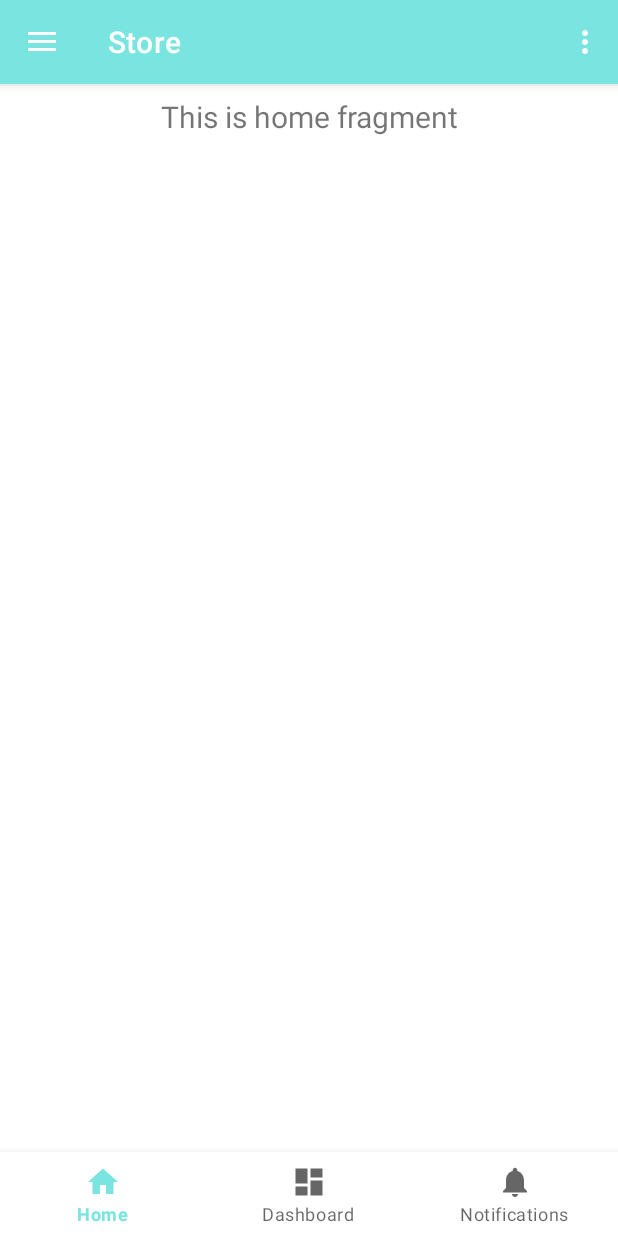
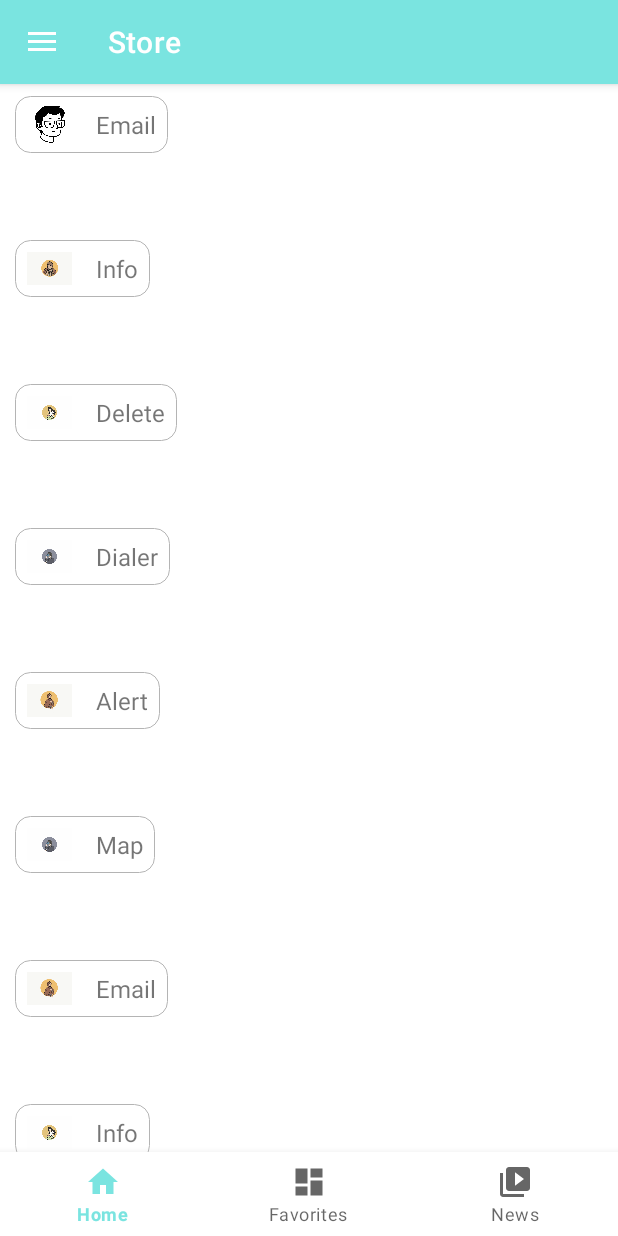
Before and after one commit to Dat0318/ANDROID_Book_shelf, an Android app: the screen it shows after launch (MainActivity), on a phone screen of 412 x 824 dp. Run offline under Robolectric (Android 15) with nearby library versions, the phone set to English and light mode, and no system bars; our stand-ins replace navigation-ui; 3 statements that could not run were skipped.

Commit message:
update structure of app

```diff
--- a/app/src/main/java/com/example/bookshelf/Home.java
+++ b/app/src/main/java/com/example/bookshelf/Home.java
@@ -20,7 +20,7 @@ public class Home extends AppCompatActivity {
         // Passing each menu ID as a set of Ids because each
         // menu should be considered as top level destinations.
         AppBarConfiguration appBarConfiguration = new AppBarConfiguration.Builder(
-                R.id.navigation_home, R.id.navigation_dashboard, R.id.navigation_notifications)
+                R.id.navigation_home, R.id.navigation_dashboard, R.id.navigation_news)
                 .build();
         NavController navController = Navigation.findNavController(this, R.id.nav_host_fragment);
         NavigationUI.setupActionBarWithNavController(this, navController, appBarConfiguration);
--- /dev/null
+++ b/app/src/main/java/com/example/bookshelf/ItemSuggest.java
@@ -0,0 +1,30 @@
+package com.example.bookshelf;
+
+public class ItemSuggest {
+    private String description;
+    private int imgId;
+
+    public ItemSuggest() {
+    }
+
+    public ItemSuggest(String description, int imgId) {
+        this.description = description;
+        this.imgId = imgId;
+    }
+
+    public String getDescription() {
+        return description;
+    }
+
+    public void setDescription(String description) {
+        this.description = description;
+    }
+
+    public int getImgId() {
+        return imgId;
+    }
+
+    public void setImgId(int imgId) {
+        this.imgId = imgId;
+    }
+}
--- /dev/null
+++ b/app/src/main/java/com/example/bookshelf/ItemSuggestAdapter.java
@@ -0,0 +1,62 @@
+package com.example.bookshelf;
+
+import android.view.LayoutInflater;
+import android.view.View;
+import android.view.ViewGroup;
+import android.widget.ImageView;
+import android.widget.RelativeLayout;
+import android.widget.TextView;
+import android.widget.Toast;
+
+import androidx.annotation.NonNull;
+import androidx.recyclerview.widget.RecyclerView;
+
+public class ItemSuggestAdapter extends RecyclerView.Adapter<ItemSuggestAdapter.ViewHolder> {
+    private ItemSuggest[] listdata;
+
+    // RecyclerView recyclerView;
+    public ItemSuggestAdapter(ItemSuggest[] listdata) {
+        this.listdata = listdata;
+    }
+
+    @NonNull
+    @Override
+    public ViewHolder onCreateViewHolder(@NonNull ViewGroup parent, int viewType) {
+        LayoutInflater layoutInflater = LayoutInflater.from(parent.getContext());
+        View listItem = layoutInflater.inflate(R.layout.item_suggest, parent, false);
+        ViewHolder viewHolder = new ViewHolder(listItem);
+        return viewHolder;
+    }
+
+    @Override
+    public void onBindViewHolder(ViewHolder holder, int position) {
+        final ItemSuggest myListData = listdata[position];
+        holder.textView.setText(listdata[position].getDescription());
+        holder.imageView.setImageResource(listdata[position].getImgId());
+        holder.relativeLayout.setOnClickListener(new View.OnClickListener() {
+            @Override
+            public void onClick(View view) {
+                Toast.makeText(view.getContext(), "click on item: " + myListData.getDescription(), Toast.LENGTH_LONG).show();
+            }
+        });
+    }
+
+
+    @Override
+    public int getItemCount() {
+        return listdata.length;
+    }
+
+    public static class ViewHolder extends RecyclerView.ViewHolder {
+        public ImageView imageView;
+        public TextView textView;
+        public RelativeLayout relativeLayout;
+
+        public ViewHolder(View itemView) {
+            super(itemView);
+            this.imageView = (ImageView) itemView.findViewById(R.id.imageView);
+            this.textView = (TextView) itemView.findViewById(R.id.textView);
+            relativeLayout = (RelativeLayout) itemView.findViewById(R.id.relativeLayout);
+        }
+    }
+}
--- a/app/src/main/java/com/example/bookshelf/MainActivity.java
+++ b/app/src/main/java/com/example/bookshelf/MainActivity.java
@@ -39,7 +39,7 @@ public class MainActivity extends AppCompatActivity {
         // Passing each menu ID as a set of Ids because each
         // menu should be considered as top level destinations.
         mAppBarConfiguration = new AppBarConfiguration.Builder(
-                R.id.nav_home, R.id.nav_gallery, R.id.nav_slideshow)
+                R.id.nav_home, R.id.nav_gallery, R.id.nav_notification, R.id.nav_setting, R.id.nav_info)
                 .setDrawerLayout(drawer)
                 .build();
         NavController navController = Navigation.findNavController(this, R.id.nav_host_fragment);
--- a/app/src/main/java/com/example/bookshelf/ui/home/HomeFragment.java
+++ b/app/src/main/java/com/example/bookshelf/ui/home/HomeFragment.java
@@ -1,26 +1,32 @@
 package com.example.bookshelf.ui.home;
 
-import android.nfc.Tag;
 import android.os.Bundle;
 import android.util.Log;
 import android.view.LayoutInflater;
+import android.view.MenuItem;
 import android.view.View;
 import android.view.ViewGroup;
-import android.widget.TextView;
 
 import androidx.annotation.NonNull;
-import androidx.annotation.Nullable;
 import androidx.fragment.app.Fragment;
-import androidx.lifecycle.Observer;
 import androidx.lifecycle.ViewModelProvider;
-import androidx.navigation.NavController;
-import androidx.navigation.Navigation;
-import androidx.navigation.ui.AppBarConfiguration;
-import androidx.navigation.ui.NavigationUI;
+import androidx.recyclerview.widget.LinearLayoutManager;
+import androidx.recyclerview.widget.ListAdapter;
+import androidx.recyclerview.widget.RecyclerView;
 
-import com.example.bookshelf.MainActivity;
+import com.example.bookshelf.ItemSuggest;
+import com.example.bookshelf.ItemSuggestAdapter;
 import com.example.bookshelf.R;
 import com.google.android.material.bottomnavigation.BottomNavigationView;
+
+import org.json.JSONArray;
+import org.json.JSONException;
+import org.json.JSONObject;
+
+import java.io.IOException;
+import java.io.InputStream;
+import java.util.Arrays;
+import java.util.Iterator;
 
 public class HomeFragment extends Fragment {
 
@@ -32,24 +38,124 @@ public class HomeFragment extends Fragment {
         homeViewModel =
                 new ViewModelProvider(this).get(HomeViewModel.class);
         View root = inflater.inflate(R.layout.fragment_home, container, false);
-        final TextView textView = root.findViewById(R.id.text_home);
-        homeViewModel.getText().observe(getViewLifecycleOwner(), new Observer<String>() {
+//        final TextView textView = root.findViewById(R.id.text_home);
+//        homeViewModel.getText().observe(getViewLifecycleOwner(), new Observer<String>() {
+//            @Override
+//            public void onChanged(@Nullable String s) {
+//                textView.setText(s);
+//            }
+//        });
+
+        setupTabHome(root);
+
+        BottomNavigationView bottomNavigationView = root.findViewById(R.id.nav_bottom);
+        bottomNavigationView.setOnNavigationItemSelectedListener(new BottomNavigationView.OnNavigationItemSelectedListener() {
             @Override
-            public void onChanged(@Nullable String s) {
-                textView.setText(s);
+            public boolean onNavigationItemSelected(@NonNull MenuItem item) {
+                switch (item.getItemId()) {
+                    case R.id.navigation_home:
+                        Log.e(TAG, "Click home tag");
+                        break;
+                    case R.id.navigation_dashboard:
+                        Log.e(TAG, "Click dashboard tag");
+                        break;
+                    case R.id.navigation_news:
+                        Log.e(TAG, "Click notifications tag");
+                        break;
+                }
+
+                return true;
             }
         });
-
-      BottomNavigationView navView = root.findViewById(R.id.nav_view);
-        // Passing each menu ID as a set of Ids because each
-        // menu should be considered as top level destinations.
-        AppBarConfiguration appBarConfiguration = new AppBarConfiguration.Builder(
-                R.id.navigation_home, R.id.navigation_dashboard, R.id.navigation_notifications)
-                .build();
-//        NavController navController = Navigation.findNavController(container.this, R.id.nav_host_fragment);
-//        NavigationUI.setupActionBarWithNavController(this, navController, appBarConfiguration);
-//        NavigationUI.setupWithNavController(navView, navController);
-
         return root;
     }
+
+    private void setupTabHome(View root) {
+        ItemSuggest[] listSuggest = new ItemSuggest[]{};
+        String home = readJsonFile(root, "home.json");
+        try {
+            JSONObject data = new JSONObject(home);
+            JSONArray suggestList = data.getJSONArray("data");
+
+            for (int i = 0 ; i < suggestList.length(); i++) {
+                JSONObject obj = suggestList.getJSONObject(i);
+                ItemSuggest  itemSuggest = new ItemSuggest();
+                itemSuggest.setDescription(obj.getString("title"));
+                System.out.println(obj.getString("avatar"));
+                itemSuggest.setImgId(123);
+                listSuggest = addItem(listSuggest, itemSuggest);
+                System.out.println("=====================");
+                System.out.println(listSuggest);
+
+                JSONArray suggestItem = obj.getJSONArray("list");
+                for (int j = 0 ; j < suggestItem.length(); j++) {
+                    JSONObject suggestObj = suggestItem.getJSONObject(j);
+
+//                    System.out.println(suggestObj);
+//                    System.out.println(suggestObj.getClass().getSimpleName());
+
+                    String A = suggestObj.getString("name");
+                    String B = suggestObj.getString("src");
+//                    System.out.println(A);
+//                    System.out.println(B);
+                }
+            }
+            printInfo(root);
+        } catch (JSONException e) {
+            e.printStackTrace();
+        }
+    }
+
+    private ItemSuggest[] addItem(ItemSuggest[] listSuggest, ItemSuggest itemSuggest) {
+        final int N = listSuggest.length;
+        listSuggest = Arrays.copyOf(listSuggest, N + 1);
+        listSuggest[N] = itemSuggest;
+        return listSuggest;
+    }
+
+    private void printInfo(View root) {
+        ItemSuggest[] myListData = new ItemSuggest[]{
+                new ItemSuggest("Email", R.drawable.avatar0),
+                new ItemSuggest("Info", R.drawable.avatar1),
+                new ItemSuggest("Delete", R.drawable.avatar2),
+                new ItemSuggest("Dialer", R.drawable.avatar3),
+                new ItemSuggest("Alert", R.drawable.avatar4),
+                new ItemSuggest("Map", R.drawable.avatar3),
+                new ItemSuggest("Email", R.drawable.avatar4),
+                new ItemSuggest("Info", R.drawable.avatar2),
+                new ItemSuggest("Delete", R.drawable.avatar1),
+                new ItemSuggest("Dialer", R.drawable.avatar0),
+                new ItemSuggest("Alert", R.drawable.avatar3),
+        };
+//         horizontal scroll cycle view
+//        LinearLayoutManager layoutManager
+//                = new LinearLayoutManager(root.getContext(), LinearLayoutManager.HORIZONTAL, false);
+//        recyclerView.setLayoutManager(layoutManager);
+
+        RecyclerView recyclerView = (RecyclerView) root.findViewById(R.id.recViewSuggest);
+        ItemSuggestAdapter adapter = new ItemSuggestAdapter(myListData);
+        recyclerView.setHasFixedSize(true);
+        recyclerView.setLayoutManager(new LinearLayoutManager(root.getContext()));
+        recyclerView.setAdapter(adapter);
+    }
+
+    private String readJsonFile(View root, String file_name) {
+        // read file json to create demo data
+        String jsonString;
+        try {
+            InputStream is = root.getContext().getAssets().open(file_name);
+
+            int size = is.available();
+            byte[] buffer = new byte[size];
+            is.read(buffer);
+            is.close();
+
+            jsonString = new String(buffer, "UTF-8");
+        } catch (IOException e) {
+            e.printStackTrace();
+            return null;
+        }
+
+        return jsonString;
+    }
 }
--- a/app/src/main/res/drawable/border16.xml
+++ b/app/src/main/res/drawable/border16.xml
@@ -7,7 +7,7 @@
         android:endColor="#ffffff"
         android:startColor="#ffffff" />
 
-    <corners android:radius="16dp" />
+    <corners android:radius="10dp" />
 
     <stroke
         android:width="0.7dp"
--- /dev/null
+++ b/app/src/main/res/drawable/ic_baseline_info_24.xml
@@ -0,0 +1,5 @@
+<vector android:height="24dp" android:tint="#383838"
+    android:viewportHeight="24" android:viewportWidth="24"
+    android:width="24dp" xmlns:android="http://schemas.android.com/apk/res/android">
+    <path android:fillColor="@android:color/white" android:pathData="M12,2C6.48,2 2,6.48 2,12s4.48,10 10,10 10,-4.48 10,-10S17.52,2 12,2zM13,17h-2v-6h2v6zM13,9h-2L11,7h2v2z"/>
+</vector>
--- /dev/null
+++ b/app/src/main/res/drawable/ic_baseline_settings_24.xml
@@ -0,0 +1,5 @@
+<vector android:height="24dp" android:tint="#383838"
+    android:viewportHeight="24" android:viewportWidth="24"
+    android:width="24dp" xmlns:android="http://schemas.android.com/apk/res/android">
+    <path android:fillColor="@android:color/white" android:pathData="M19.14,12.94c0.04,-0.3 0.06,-0.61 0.06,-0.94c0,-0.32 -0.02,-0.64 -0.07,-0.94l2.03,-1.58c0.18,-0.14 0.23,-0.41 0.12,-0.61l-1.92,-3.32c-0.12,-0.22 -0.37,-0.29 -0.59,-0.22l-2.39,0.96c-0.5,-0.38 -1.03,-0.7 -1.62,-0.94L14.4,2.81c-0.04,-0.24 -0.24,-0.41 -0.48,-0.41h-3.84c-0.24,0 -0.43,0.17 -0.47,0.41L9.25,5.35C8.66,5.59 8.12,5.92 7.63,6.29L5.24,5.33c-0.22,-0.08 -0.47,0 -0.59,0.22L2.74,8.87C2.62,9.08 2.66,9.34 2.86,9.48l2.03,1.58C4.84,11.36 4.8,11.69 4.8,12s0.02,0.64 0.07,0.94l-2.03,1.58c-0.18,0.14 -0.23,0.41 -0.12,0.61l1.92,3.32c0.12,0.22 0.37,0.29 0.59,0.22l2.39,-0.96c0.5,0.38 1.03,0.7 1.62,0.94l0.36,2.54c0.05,0.24 0.24,0.41 0.48,0.41h3.84c0.24,0 0.44,-0.17 0.47,-0.41l0.36,-2.54c0.59,-0.24 1.13,-0.56 1.62,-0.94l2.39,0.96c0.22,0.08 0.47,0 0.59,-0.22l1.92,-3.32c0.12,-0.22 0.07,-0.47 -0.12,-0.61L19.14,12.94zM12,15.6c-1.98,0 -3.6,-1.62 -3.6,-3.6s1.62,-3.6 3.6,-3.6s3.6,1.62 3.6,3.6S13.98,15.6 12,15.6z"/>
+</vector>
--- a/app/src/main/res/layout/fragment_home.xml
+++ b/app/src/main/res/layout/fragment_home.xml
@@ -6,27 +6,21 @@
     android:layout_height="match_parent"
     tools:context=".ui.home.HomeFragment">
 
-    <TextView
-        android:id="@+id/text_home"
+    <androidx.recyclerview.widget.RecyclerView
+        android:id="@+id/recViewSuggest"
         android:layout_width="match_parent"
-        android:layout_height="wrap_content"
-        android:layout_marginStart="8dp"
-        android:layout_marginTop="8dp"
-        android:layout_marginEnd="8dp"
-        android:text="Store here"
-        android:textAlignment="center"
-        android:textSize="20sp"
-        app:layout_constraintEnd_toEndOf="parent"
-        app:layout_constraintStart_toStartOf="parent"
+        android:layout_height="match_parent"
+        android:scrollbars="horizontal"
+        app:layout_constraintLeft_toLeftOf="parent"
+        app:layout_constraintRight_toRightOf="parent"
         app:layout_constraintTop_toTopOf="parent" />
 
     <com.google.android.material.bottomnavigation.BottomNavigationView
-        android:id="@+id/nav_view"
+        android:id="@+id/nav_bottom"
         android:layout_width="0dp"
         android:layout_height="wrap_content"
         android:background="?android:attr/windowBackground"
         app:layout_constraintBottom_toBottomOf="parent"
-        app:layout_constraintHorizontal_bias="0.0"
         app:layout_constraintLeft_toLeftOf="parent"
         app:layout_constraintRight_toRightOf="parent"
         app:menu="@menu/bottom_nav_menu" />
--- /dev/null
+++ b/app/src/main/res/layout/item_suggest.xml
@@ -0,0 +1,48 @@
+<?xml version="1.0" encoding="utf-8"?>
+<RelativeLayout xmlns:android="http://schemas.android.com/apk/res/android"
+    android:id="@+id/relativeLayout"
+    android:layout_width="match_parent"
+    android:layout_height="?android:attr/listPreferredItemHeightLarge"
+    android:layout_marginHorizontal="@dimen/point_10"
+    android:layout_marginVertical="@dimen/point_8">
+
+    <RelativeLayout
+        android:id="@+id/relative_title"
+        android:layout_width="wrap_content"
+        android:layout_height="wrap_content"
+        android:background="@drawable/border16">
+
+        <ImageView
+            android:id="@+id/imageView"
+            android:layout_width="30dp"
+            android:layout_height="30dp"
+            android:layout_alignParentStart="true"
+            android:layout_alignParentLeft="true"
+            android:layout_centerVertical="true"
+            android:layout_marginStart="@dimen/nav_header_vertical_spacing"
+            android:layout_marginEnd="@dimen/activity_horizontal_margin"
+            android:contentDescription="Icon"
+            android:src="@drawable/avatar0"
+            android:layout_marginLeft="@dimen/nav_header_vertical_spacing"
+            android:layout_marginRight="@dimen/activity_horizontal_margin" />
+
+        <TextView
+            android:id="@+id/textView"
+            android:layout_width="wrap_content"
+            android:layout_height="wrap_content"
+            android:layout_toEndOf="@id/imageView"
+            android:layout_toRightOf="@id/imageView"
+            android:layout_marginVertical="@dimen/nav_header_vertical_spacing"
+            android:layout_marginEnd="@dimen/nav_header_vertical_spacing"
+            android:text="Title for list of book"
+            android:textSize="16sp"
+            android:layout_marginRight="@dimen/nav_header_vertical_spacing" />
+    </RelativeLayout>
+
+    <androidx.recyclerview.widget.RecyclerView
+        android:id="@+id/recycler_item_suggest"
+        android:layout_below="@+id/relative_title"
+        android:layout_width="match_parent"
+        android:layout_height="wrap_content" />
+
+</RelativeLayout>
--- a/app/src/main/res/menu/activity_main_drawer.xml
+++ b/app/src/main/res/menu/activity_main_drawer.xml
@@ -13,8 +13,16 @@
             android:icon="@drawable/ic_menu_gallery"
             android:title="@string/menu_gallery" />
         <item
-            android:id="@+id/nav_slideshow"
-            android:icon="@drawable/ic_menu_slideshow"
-            android:title="@string/menu_slideshow" />
+            android:id="@+id/nav_notification"
+            android:icon="@drawable/ic_notifications_black_24dp"
+            android:title="@string/menu_notifications" />
+        <item
+            android:id="@+id/nav_setting"
+            android:icon="@drawable/ic_baseline_settings_24"
+            android:title="@string/menu_setting" />
+        <item
+            android:id="@+id/nav_info"
+            android:icon="@drawable/ic_baseline_info_24"
+            android:title="@string/menu_more_info" />
     </group>
 </menu>
--- a/app/src/main/res/menu/bottom_nav_menu.xml
+++ b/app/src/main/res/menu/bottom_nav_menu.xml
@@ -12,8 +12,8 @@
         android:title="@string/title_dashboard" />
 
     <item
-        android:id="@+id/navigation_notifications"
-        android:icon="@drawable/ic_notifications_black_24dp"
-        android:title="@string/title_notifications" />
+        android:id="@+id/navigation_news"
+        android:icon="@drawable/ic_menu_slideshow"
+        android:title="@string/menu_slideshow" />
 
 </menu>
--- a/app/src/main/res/menu/main.xml
+++ b/app/src/main/res/menu/main.xml
@@ -1,9 +1,9 @@
 <?xml version="1.0" encoding="utf-8"?>
 <menu xmlns:android="http://schemas.android.com/apk/res/android"
     xmlns:app="http://schemas.android.com/apk/res-auto">
-    <item
-        android:id="@+id/action_settings"
-        android:orderInCategory="100"
-        android:title="@string/action_settings"
-        app:showAsAction="never" />
+<!--    <item-->
+<!--        android:id="@+id/action_settings"-->
+<!--        android:orderInCategory="100"-->
+<!--        android:title="@string/action_settings"-->
+<!--        app:showAsAction="never" />-->
 </menu>
--- a/app/src/main/res/navigation/mobile_navigation.xml
+++ b/app/src/main/res/navigation/mobile_navigation.xml
@@ -18,8 +18,20 @@
         tools:layout="@layout/fragment_gallery" />
 
     <fragment
-        android:id="@+id/nav_slideshow"
-        android:name="com.example.bookshelf.ui.slideshow.SlideshowFragment"
-        android:label="@string/menu_slideshow"
-        tools:layout="@layout/fragment_slideshow" />
+        android:id="@+id/nav_notification"
+        android:name="com.example.bookshelf.ui.notifications.NotificationsFragment"
+        android:label="@string/menu_notifications"
+        tools:layout="@layout/fragment_notifications" />
+
+    <fragment
+        android:id="@+id/nav_setting"
+        android:name="com.example.bookshelf.ui.settings.SettingsFragment"
+        android:label="@string/menu_setting"
+        tools:layout="@layout/fragment_settings" />
+
+    <fragment
+        android:id="@+id/nav_info"
+        android:name="com.example.bookshelf.ui.info.InfoFragment"
+        android:label="@string/menu_more_info"
+        tools:layout="@layout/fragment_info" />
 </navigation>
--- a/app/src/main/res/values/dimens.xml
+++ b/app/src/main/res/values/dimens.xml
@@ -5,4 +5,11 @@
     <dimen name="nav_header_vertical_spacing">8dp</dimen>
     <dimen name="nav_header_height">176dp</dimen>
     <dimen name="fab_margin">16dp</dimen>
+    <dimen name="point_8">8dp</dimen>
+    <dimen name="point_10">10dp</dimen>
+    <dimen name="point_12">12dp</dimen>
+    <dimen name="point_14">14dp</dimen>
+    <dimen name="point_16">16dp</dimen>
+    <dimen name="point_18">18dp</dimen>
+    <dimen name="point_20">20dp</dimen>
 </resources>
--- a/app/src/main/res/values/strings.xml
+++ b/app/src/main/res/values/strings.xml
@@ -10,8 +10,12 @@
     <string name="menu_home">Store</string>
     <string name="menu_gallery">Gallery</string>
     <string name="menu_slideshow">News</string>
+    <string name="menu_notifications">Notifications</string>
+    <string name="menu_setting">Setting</string>
+    <string name="menu_more_info">Author information</string>
+
     <string name="title_activity_home">MainActivity</string>
     <string name="title_home">Home</string>
-    <string name="title_dashboard">Dashboard</string>
+    <string name="title_dashboard">Favorites</string>
     <string name="title_notifications">Notifications</string>
 </resources>
```
Also changed, not shown: app/src/main/java/com/example/bookshelf/ui/slideshow/SlideshowFragment.java (deleted, +0 -35 lines), app/src/main/java/com/example/bookshelf/ui/slideshow/SlideshowViewModel.java (deleted, +0 -19 lines), app/src/main/res/layout/fragment_slideshow.xml (deleted, +0 -22 lines), 1 other file.
